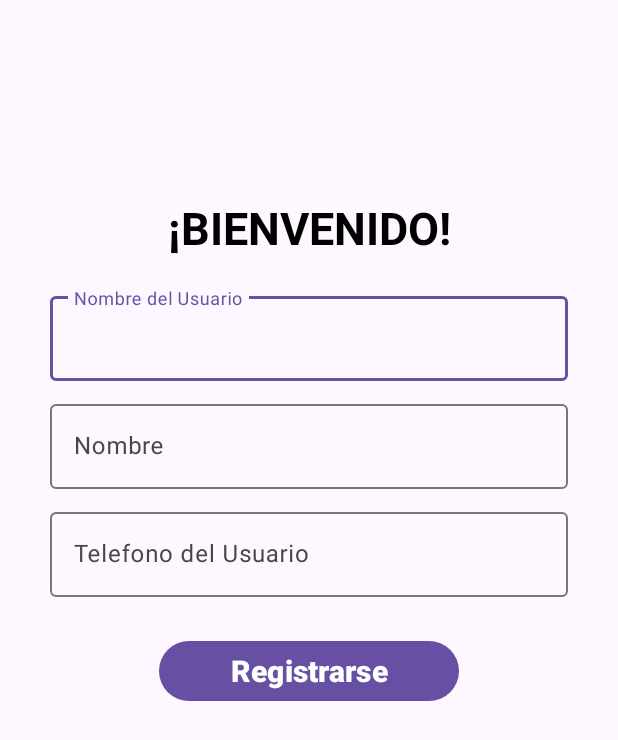
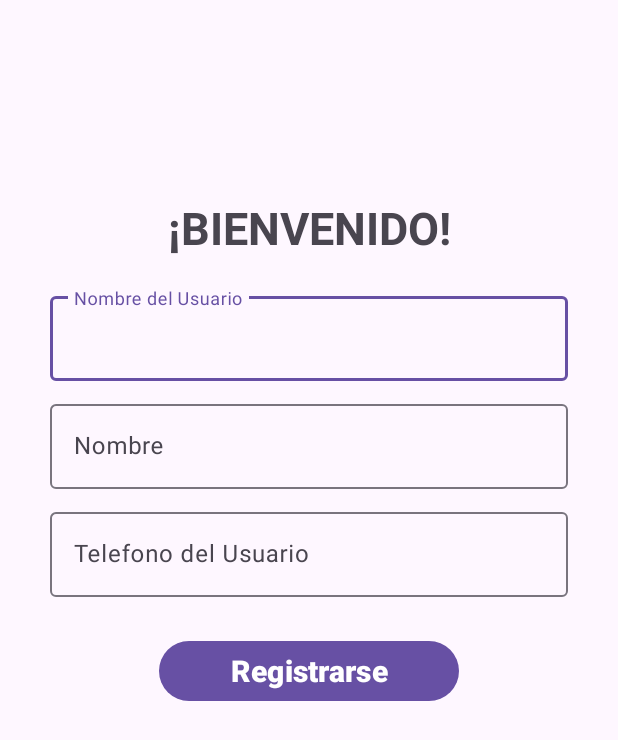
Before and after one commit to tatoyoda600/ParcialTP3, an Android app: the screen it shows after launch (LoginActivity), on a phone screen of 412 x 824 dp. Shown: the top 740 px of the screen. Run offline under Robolectric (Android 15) with nearby library versions, the phone set to English and light mode, and no system bars; our stand-ins replace Dagger/Hilt's generated code, Room's generated code.

```diff
--- a/app/src/main/java/com/pfortbe22bgrupo2/parcialtp3/activities/LoginActivity.kt
+++ b/app/src/main/java/com/pfortbe22bgrupo2/parcialtp3/activities/LoginActivity.kt
@@ -1,5 +1,7 @@
 package com.pfortbe22bgrupo2.parcialtp3.activities
 
+import android.content.Context
+import android.content.Intent
 import androidx.appcompat.app.AppCompatActivity
 import android.os.Bundle
 import androidx.appcompat.app.AppCompatDelegate
@@ -13,7 +15,16 @@ class LoginActivity : AppCompatActivity() {
         super.onCreate(savedInstanceState)
         setContentView(R.layout.activity_login)
         applySettings()
+        verifyCurrentUser()
+    }
 
+    private fun verifyCurrentUser() {
+        val pref = this.getSharedPreferences("user", Context.MODE_PRIVATE)
+        val userName = pref.getString("userName",null)
+        if (userName != null){
+            val intent = Intent(this, MainActivity::class.java)
+            startActivity(intent)
+        }
     }
 
 
--- a/app/src/main/res/layout/fragment_login.xml
+++ b/app/src/main/res/layout/fragment_login.xml
@@ -29,7 +29,6 @@
                 android:text="@string/welcome"
                 android:textAlignment="center"
                 android:textSize="30dp"
-                android:textColor="@color/black"
                 android:textStyle="bold"/>
 
             <com.google.android.material.textfield.TextInputLayout
@@ -42,6 +41,7 @@
                     android:maxLines="1"
                     android:layout_width="match_parent"
                     android:layout_height="wrap_content"
+                    android:inputType="text"
                     />
             </com.google.android.material.textfield.TextInputLayout>
 
@@ -56,7 +56,8 @@
                     android:layout_width="match_parent"
                     android:layout_height="match_parent"
                     android:hint="@string/name"
-                    android:maxLines="1" />
+                    android:maxLines="1"
+                    android:inputType="text"/>
             </com.google.android.material.textfield.TextInputLayout>
 
 
```
Also changed, not shown: app/src/main/java/com/pfortbe22bgrupo2/parcialtp3/activities/MainActivity.kt (+12 -3 lines), app/src/main/java/com/pfortbe22bgrupo2/parcialtp3/fragments/ProfileFragment.kt (+27 -11 lines).
